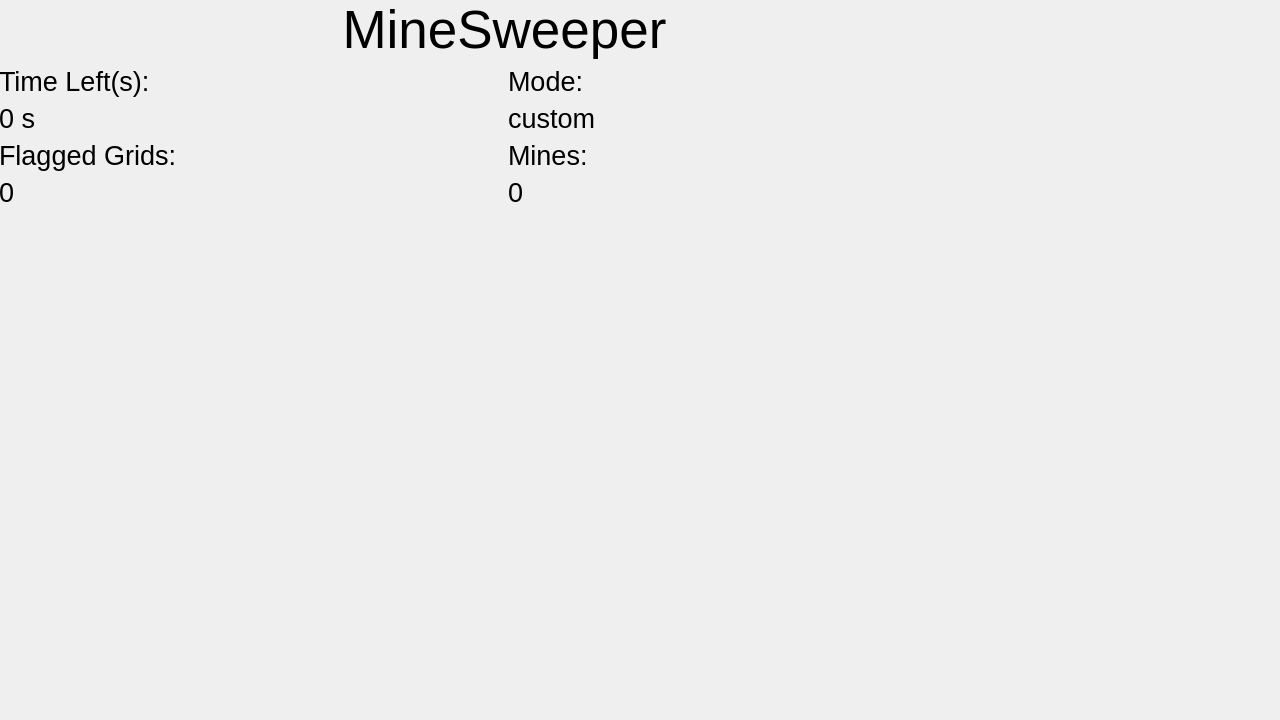
Qt form field.ui (Goldfish9901-2/minesweeper-qt) before a commit.
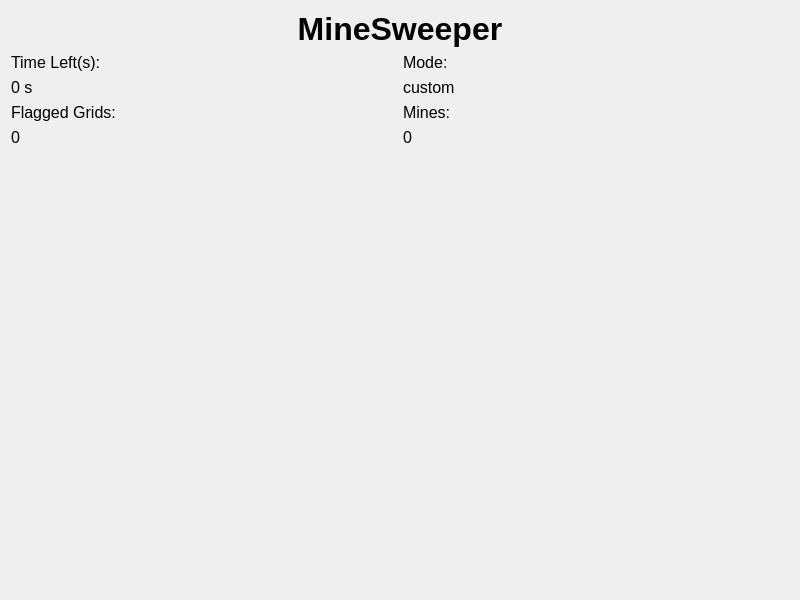
The same form after that commit.

Commit message:
feat(ui): 实现窗口自适应屏幕大小和动态格子尺寸
- 添加QScreen和QGuiApplication头文件以支持屏幕信息获取
- 设置主窗口和游戏区域窗口自适应屏幕大小(80%屏幕宽高)
- 调整窗口初始尺寸和标题显示
-优化UI布局结构，使用更合理的垂直和水平布局
- 实现游戏格子根据父窗口大小动态调整尺寸功能
-限制格子尺寸在20-40像素范围内- 调整字体大小和界面元素间距以适配新布局
- 设置网格布局间距为1像素以提升视觉效果

The edit to the form file:
```diff
--- a/field.ui
+++ b/field.ui
@@ -6,30 +6,20 @@
    <rect>
     <x>0</x>
     <y>0</y>
-    <width>1280</width>
-    <height>720</height>
+    <width>800</width>
+    <height>600</height>
    </rect>
   </property>
   <property name="windowTitle">
    <string>Form</string>
   </property>
-  <widget class="QWidget" name="verticalLayoutWidget">
-   <property name="geometry">
-    <rect>
-     <x>-1</x>
-     <y>0</y>
-     <width>1011</width>
-     <height>681</height>
-    </rect>
-   </property>
-   <layout class="QVBoxLayout" name="lMain">
-    <item>
      <layout class="QVBoxLayout" name="verticalLayout">
       <item>
        <widget class="QLabel" name="title">
         <property name="font">
          <font>
-          <pointsize>40</pointsize>
+       <pointsize>24</pointsize>
+       <bold>true</bold>
          </font>
         </property>
         <property name="text">
@@ -54,7 +44,7 @@
             </property>
             <property name="font">
              <font>
-              <pointsize>20</pointsize>
+           <pointsize>12</pointsize>
              </font>
             </property>
             <property name="text">
@@ -66,7 +56,7 @@
            <widget class="QLabel" name="lTime">
             <property name="font">
              <font>
-              <pointsize>20</pointsize>
+           <pointsize>12</pointsize>
              </font>
             </property>
             <property name="text">
@@ -84,7 +74,7 @@
             </property>
             <property name="font">
              <font>
-              <pointsize>20</pointsize>
+           <pointsize>12</pointsize>
              </font>
             </property>
             <property name="text">
@@ -96,7 +86,7 @@
            <widget class="QLabel" name="lFlag">
             <property name="font">
              <font>
-              <pointsize>20</pointsize>
+           <pointsize>12</pointsize>
              </font>
             </property>
             <property name="text">
@@ -112,7 +102,7 @@
            <widget class="QLabel" name="modeP">
             <property name="font">
              <font>
-              <pointsize>20</pointsize>
+           <pointsize>12</pointsize>
              </font>
             </property>
             <property name="text">
@@ -124,7 +114,7 @@
            <widget class="QLabel" name="lMode">
             <property name="font">
              <font>
-              <pointsize>20</pointsize>
+           <pointsize>12</pointsize>
              </font>
             </property>
             <property name="text">
@@ -136,7 +126,7 @@
            <widget class="QLabel" name="mineP">
             <property name="font">
              <font>
-              <pointsize>20</pointsize>
+           <pointsize>12</pointsize>
              </font>
             </property>
             <property name="text">
@@ -148,7 +138,7 @@
            <widget class="QLabel" name="lMine">
             <property name="font">
              <font>
-              <pointsize>20</pointsize>
+           <pointsize>12</pointsize>
              </font>
             </property>
             <property name="text">
@@ -194,9 +184,6 @@
        </layout>
       </item>
      </layout>
-    </item>
-   </layout>
-  </widget>
  </widget>
  <resources/>
  <connections/>
```
Left out of the diff: 8 changed lines with no effect on the pictures. Lines whose indentation alone changed are shown as unchanged. The commit also changes 5 other files.
